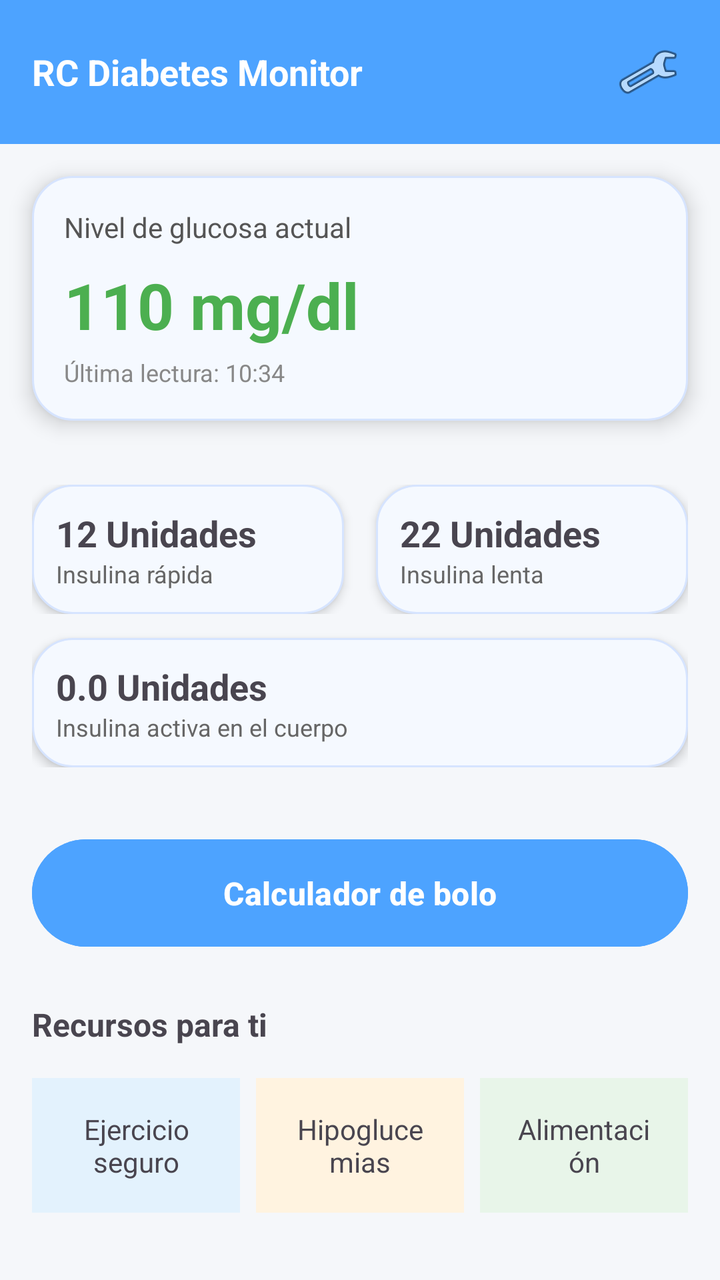
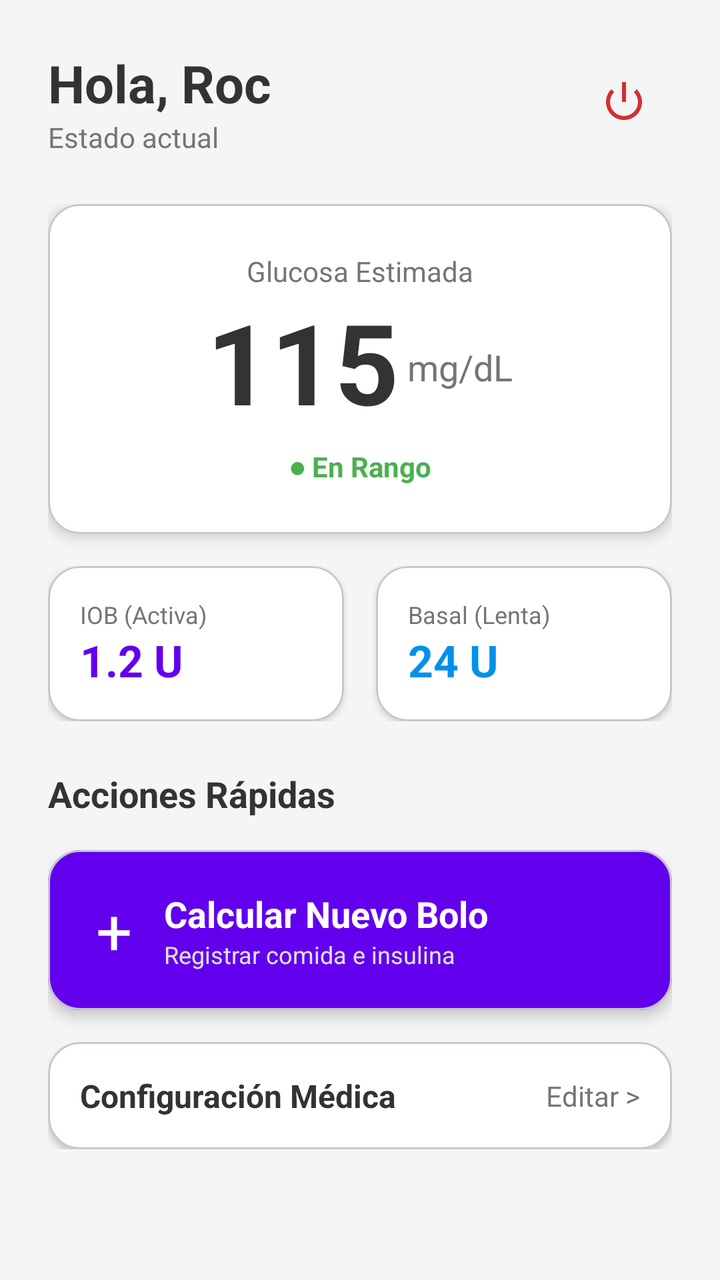

Two renders of the same Android screen: before a commit and after it. Below are the layout's source before the change and the commit's diff.
<!-- AndroidManifest.xml: application theme Theme.TFGDIABETESAPP -->
<!-- res/layout/activity_main.xml -->
<?xml version="1.0" encoding="utf-8"?>
<ScrollView xmlns:android="http://schemas.android.com/apk/res/android"
    android:layout_width="match_parent"
    android:layout_height="match_parent"
    android:background="#F5F7FA">

    <LinearLayout
        android:layout_width="match_parent"
        android:layout_height="wrap_content"
        android:orientation="vertical">

        
        <RelativeLayout
            android:layout_width="match_parent"
            android:layout_height="wrap_content"
            android:background="#4DA3FF"
            android:padding="16dp">

            <TextView
                android:layout_width="wrap_content"
                android:layout_height="wrap_content"
                android:layout_centerVertical="true"
                android:text="RC Diabetes Monitor"
                android:textColor="#FFFFFF"
                android:textSize="18sp"
                android:textStyle="bold" />

            <ImageButton
                android:id="@+id/btnSettings"
                android:layout_width="40dp"
                android:layout_height="40dp"
                android:layout_alignParentEnd="true"
                android:background="?attr/selectableItemBackgroundBorderless"
                android:contentDescription="Ajustes"
                android:src="@android:drawable/ic_menu_preferences"
                />
        </RelativeLayout>


        
        <LinearLayout
            android:layout_margin="16dp"
            android:layout_width="match_parent"
            android:layout_height="wrap_content"
            android:background="@drawable/bg_card"
            android:elevation="6dp"
            android:padding="16dp"
            android:orientation="vertical">

            <TextView
                android:text="Nivel de glucosa actual"
                android:textSize="14sp"
                android:textColor="#555555"
                android:layout_width="wrap_content"
                android:layout_height="wrap_content"/>

            <TextView
                android:text="110 mg/dl"
                android:textSize="32sp"
                android:textStyle="bold"
                android:textColor="#4CAF50"
                android:layout_marginTop="8dp"
                android:layout_width="wrap_content"
                android:layout_height="wrap_content"/>

            <TextView
                android:text="Última lectura: 10:34"
                android:textSize="12sp"
                android:textColor="#888888"
                android:layout_marginTop="4dp"
                android:layout_width="wrap_content"
                android:layout_height="wrap_content"/>
        </LinearLayout>

        

    
    <LinearLayout
        android:layout_width="match_parent"
        android:layout_height="wrap_content"
        android:orientation="vertical"
        android:padding="16dp">

        
        <LinearLayout
            android:layout_width="match_parent"
            android:layout_height="wrap_content"
            android:orientation="horizontal">

            
            <LinearLayout
                android:layout_width="0dp"
                android:layout_height="wrap_content"
                android:layout_weight="1"
                android:background="@drawable/bg_card"
                android:elevation="3dp"
                android:padding="12dp"
                android:orientation="vertical"
                android:layout_marginEnd="8dp">

                <TextView
                    android:text="12 Unidades"
                    android:textStyle="bold"
                    android:textSize="18sp"
                    android:layout_width="wrap_content"
                    android:layout_height="wrap_content"/>

                <TextView
                    android:text="Insulina rápida"
                    android:textSize="12sp"
                    android:textColor="#666666"
                    android:layout_width="wrap_content"
                    android:layout_height="wrap_content"/>
            </LinearLayout>

            
            <LinearLayout
                android:layout_width="0dp"
                android:layout_height="wrap_content"
                android:layout_weight="1"
                android:background="@drawable/bg_card"
                android:elevation="3dp"
                android:padding="12dp"
                android:orientation="vertical"
                android:layout_marginStart="8dp">

                <TextView
                    android:text="22 Unidades"
                    android:textStyle="bold"
                    android:textSize="18sp"
                    android:layout_width="wrap_content"
                    android:layout_height="wrap_content"/>

                <TextView
                    android:text="Insulina lenta"
                    android:textSize="12sp"
                    android:textColor="#666666"
                    android:layout_width="wrap_content"
                    android:layout_height="wrap_content"/>
            </LinearLayout>

        </LinearLayout>

        
        <LinearLayout
            android:layout_width="match_parent"
            android:layout_height="wrap_content"
            android:layout_marginTop="12dp"
            android:background="@drawable/bg_card"
            android:elevation="3dp"
            android:padding="12dp"
            android:orientation="vertical">

            <TextView
                android:id="@+id/textIOB"
                android:text="0.0 Unidades"
                android:textStyle="bold"
                android:textSize="18sp"
                android:layout_width="wrap_content"
                android:layout_height="wrap_content"/>

            <TextView
                android:text="Insulina activa en el cuerpo"
                android:textSize="12sp"
                android:textColor="#666666"
                android:layout_width="wrap_content"
                android:layout_height="wrap_content"/>
        </LinearLayout>

    </LinearLayout>


        
        <Button
            android:id="@+id/btnBolo"
            android:text="Calculador de bolo"
            android:textSize="16sp"
            android:textStyle="bold"
            android:layout_margin="16dp"
            android:padding="16dp"
            android:backgroundTint="#4DA3FF"
            android:textColor="#FFFFFF"
            android:layout_width="match_parent"
            android:layout_height="wrap_content"
            android:elevation="6dp"/>


        
        <TextView
            android:text="Recursos para ti"
            android:textStyle="bold"
            android:textSize="16sp"
            android:layout_marginStart="16dp"
            android:layout_marginTop="8dp"
            android:layout_width="wrap_content"
            android:layout_height="wrap_content"/>

        <LinearLayout
            android:layout_width="match_parent"
            android:layout_height="wrap_content"
            android:orientation="horizontal"
            android:padding="16dp">

            <TextView
                android:text="Ejercicio seguro"
                android:gravity="center"
                android:background="#E3F2FD"
                android:padding="16dp"
                android:layout_width="0dp"
                android:layout_weight="1"
                android:layout_height="wrap_content"/>

            <TextView
                android:text="Hipoglucemias"
                android:gravity="center"
                android:background="#FFF3E0"
                android:padding="16dp"
                android:layout_width="0dp"
                android:layout_weight="1"
                android:layout_height="wrap_content"
                android:layout_marginStart="8dp"/>

            <TextView
                android:text="Alimentación"
                android:gravity="center"
                android:background="#E8F5E9"
                android:padding="16dp"
                android:layout_width="0dp"
                android:layout_weight="1"
                android:layout_height="wrap_content"
                android:layout_marginStart="8dp"/>
        </LinearLayout>

    </LinearLayout>
</ScrollView>
<!-- resources referenced by this layout -->
<resources>
  <!-- drawable bg_card (drawable) -->
  <?xml version="1.0" encoding="utf-8"?>
  <shape xmlns:android="http://schemas.android.com/apk/res/android"
      android:shape="rectangle">
  
      <solid android:color="#F5F9FF" />
  
      <stroke
          android:width="1dp"
          android:color="#D6E4FF" />
  
      <corners android:radius="20dp" />
  
      <padding
          android:left="8dp"
          android:top="8dp"
          android:right="8dp"
          android:bottom="8dp" />
  
  </shape>
  <style name="Theme.TFGDIABETESAPP" parent="Base.Theme.TFGDIABETESAPP" />
  <style name="Base.Theme.TFGDIABETESAPP" parent="Theme.Material3.DayNight.NoActionBar">
          
          
      </style>
</resources>

<!-- the commit's change to res/layout/activity_main.xml (unified diff, before → after) -->
@@ -1,235 +1,283 @@
 <?xml version="1.0" encoding="utf-8"?>
-<ScrollView xmlns:android="http://schemas.android.com/apk/res/android"
+<androidx.constraintlayout.widget.ConstraintLayout xmlns:android="http://schemas.android.com/apk/res/android"
+    xmlns:app="http://schemas.android.com/apk/res-auto"
+    xmlns:tools="http://schemas.android.com/tools"
+    android:id="@+id/main"
     android:layout_width="match_parent"
     android:layout_height="match_parent"
-    android:background="#F5F7FA">
+    android:background="#F5F5F5"
+    tools:context=".MainActivity">
 
     <LinearLayout
+        android:id="@+id/headerLayout"
         android:layout_width="match_parent"
         android:layout_height="wrap_content"
-        android:orientation="vertical">
-
-        
-        <RelativeLayout
-            android:layout_width="match_parent"
+        android:orientation="horizontal"
+        android:padding="24dp"
+        android:gravity="center_vertical"
+        app:layout_constraintTop_toTopOf="parent">
+
+        <LinearLayout
+            android:layout_width="0dp"
             android:layout_height="wrap_content"
-            android:background="#4DA3FF"
-            android:padding="16dp">
+            android:layout_weight="1"
+            android:orientation="vertical">
 
             <TextView
                 android:layout_width="wrap_content"
                 android:layout_height="wrap_content"
-                android:layout_centerVertical="true"
-                android:text="RC Diabetes Monitor"
-                android:textColor="#FFFFFF"
-                android:textSize="18sp"
-                android:textStyle="bold" />
-
-            <ImageButton
-                android:id="@+id/btnSettings"
-                android:layout_width="40dp"
-                android:layout_height="40dp"
-                android:layout_alignParentEnd="true"
-                android:background="?attr/selectableItemBackgroundBorderless"
-                android:contentDescription="Ajustes"
-                android:src="@android:drawable/ic_menu_preferences"
-                />
-        </RelativeLayout>
-
-
-        
-        <LinearLayout
-            android:layout_margin="16dp"
-            android:layout_width="match_parent"
-            android:layout_height="wrap_content"
-            android:background="@drawable/bg_card"
-            android:elevation="6dp"
-            android:padding="16dp"
-            android:orientation="vertical">
+                android:text="Hola, Roc"
+                android:textSize="26sp"
+                android:textStyle="bold"
+                android:textColor="#333333"/>
 
             <TextView
-                android:text="Nivel de glucosa actual"
+                android:layout_width="wrap_content"
+                android:layout_height="wrap_content"
+                android:text="Estado actual"
                 android:textSize="14sp"
-                android:textColor="#555555"
-                android:layout_width="wrap_content"
-                android:layout_height="wrap_content"/>
-
-            <TextView
-                android:text="110 mg/dl"
-                android:textSize="32sp"
-                android:textStyle="bold"
-                android:textColor="#4CAF50"
-                android:layout_marginTop="8dp"
-                android:layout_width="wrap_content"
-                android:layout_height="wrap_content"/>
-
-            <TextView
-                android:text="Última lectura: 10:34"
-                android:textSize="12sp"
-                android:textColor="#888888"
-                android:layout_marginTop="4dp"
-                android:layout_width="wrap_content"
-                android:layout_height="wrap_content"/>
+                android:textColor="#757575"/>
         </LinearLayout>
 
-        
-
-    
-    <LinearLayout
+        <ImageButton
+            android:id="@+id/btnLogout"
+            android:layout_width="48dp"
+            android:layout_height="48dp"
+            android:background="?attr/selectableItemBackgroundBorderless"
+            android:src="@android:drawable/ic_lock_power_off"
+            app:tint="#D32F2F"
+            android:contentDescription="Cerrar Sesión" />
+    </LinearLayout>
+
+    <ScrollView
         android:layout_width="match_parent"
-        android:layout_height="wrap_content"
-        android:orientation="vertical"
-        android:padding="16dp">
-
-        
+        android:layout_height="0dp"
+        app:layout_constraintBottom_toBottomOf="parent"
+        app:layout_constraintTop_toBottomOf="@id/headerLayout">
+
         <LinearLayout
             android:layout_width="match_parent"
             android:layout_height="wrap_content"
-            android:orientation="horizontal">
-
-            
+            android:orientation="vertical"
+            android:paddingHorizontal="24dp"
+            android:paddingBottom="24dp">
+
+            <com.google.android.material.card.MaterialCardView
+                android:layout_width="match_parent"
+                android:layout_height="wrap_content"
+                app:cardCornerRadius="16dp"
+                app:cardElevation="4dp"
+                app:cardBackgroundColor="#FFFFFF"
+                android:layout_marginBottom="16dp">
+
+                <LinearLayout
+                    android:layout_width="match_parent"
+                    android:layout_height="wrap_content"
+                    android:orientation="vertical"
+                    android:padding="24dp"
+                    android:gravity="center">
+
+                    <TextView
+                        android:layout_width="wrap_content"
+                        android:layout_height="wrap_content"
+                        android:text="Glucosa Estimada"
+                        android:textColor="#757575"
+                        android:textSize="14sp"/>
+
+                    <LinearLayout
+                        android:layout_width="wrap_content"
+                        android:layout_height="wrap_content"
+                        android:orientation="horizontal"
+                        android:gravity="bottom">
+
+                        <TextView
+                            android:id="@+id/tvGlucosaMain"
+                            android:layout_width="wrap_content"
+                            android:layout_height="wrap_content"
+                            android:text="115"
+                            android:textColor="#333333"
+                            android:textSize="56sp"
+                            android:textStyle="bold"/>
+
+                        <TextView
+                            android:layout_width="wrap_content"
+                            android:layout_height="wrap_content"
+                            android:text=" mg/dL"
+                            android:textColor="#757575"
+                            android:textSize="18sp"
+                            android:layout_marginBottom="12dp"/>
+                    </LinearLayout>
+
+                    <TextView
+                        android:layout_width="wrap_content"
+                        android:layout_height="wrap_content"
+                        android:text="● En Rango"
+                        android:textColor="#4CAF50"
+                        android:textStyle="bold"
+                        android:layout_marginTop="4dp"/>
+                </LinearLayout>
+            </com.google.android.material.card.MaterialCardView>
+
             <LinearLayout
-                android:layout_width="0dp"
-                android:layout_height="wrap_content"
-                android:layout_weight="1"
-                android:background="@drawable/bg_card"
-                android:elevation="3dp"
-                android:padding="12dp"
-                android:orientation="vertical"
-                android:layout_marginEnd="8dp">
-
-                <TextView
-                    android:text="12 Unidades"
-                    android:textStyle="bold"
-                    android:textSize="18sp"
-                    android:layout_width="wrap_content"
-                    android:layout_height="wrap_content"/>
-
-                <TextView
-                    android:text="Insulina rápida"
-                    android:textSize="12sp"
-                    android:textColor="#666666"
-                    android:layout_width="wrap_content"
-                    android:layout_height="wrap_content"/>
+                android:layout_width="match_parent"
+                android:layout_height="wrap_content"
+                android:orientation="horizontal"
+                android:layout_marginBottom="24dp">
+
+                <com.google.android.material.card.MaterialCardView
+                    android:layout_width="0dp"
+                    android:layout_height="wrap_content"
+                    android:layout_weight="1"
+                    app:cardCornerRadius="16dp"
+                    app:cardElevation="2dp"
+                    app:cardBackgroundColor="#FFFFFF"
+                    android:layout_marginEnd="8dp">
+
+                    <LinearLayout
+                        android:layout_width="match_parent"
+                        android:layout_height="wrap_content"
+                        android:orientation="vertical"
+                        android:padding="16dp">
+
+                        <TextView
+                            android:layout_width="wrap_content"
+                            android:layout_height="wrap_content"
+                            android:text="IOB (Activa)"
+                            android:textSize="12sp"
+                            android:textColor="#757575"/>
+
+                        <TextView
+                            android:id="@+id/tvIOB"
+                            android:layout_width="wrap_content"
+                            android:layout_height="wrap_content"
+                            android:text="1.2 U"
+                            android:textSize="22sp"
+                            android:textStyle="bold"
+                            android:textColor="#6200EE"/>
+                    </LinearLayout>
+                </com.google.android.material.card.MaterialCardView>
+
+                <com.google.android.material.card.MaterialCardView
+                    android:layout_width="0dp"
+                    android:layout_height="wrap_content"
+                    android:layout_weight="1"
+                    app:cardCornerRadius="16dp"
+                    app:cardElevation="2dp"
+                    app:cardBackgroundColor="#FFFFFF"
+                    android:layout_marginStart="8dp">
+
+                    <LinearLayout
+                        android:layout_width="match_parent"
+                        android:layout_height="wrap_content"
+                        android:orientation="vertical"
+                        android:padding="16dp">
+
+                        <TextView
+                            android:layout_width="wrap_content"
+                            android:layout_height="wrap_content"
+                            android:text="Basal (Lenta)"
+                            android:textSize="12sp"
+                            android:textColor="#757575"/>
+
+                        <TextView
+                            android:layout_width="wrap_content"
+                            android:layout_height="wrap_content"
+                            android:text="24 U"
+                            android:textSize="22sp"
+                            android:textStyle="bold"
+                            android:textColor="#0091EA"/>
+                    </LinearLayout>
+                </com.google.android.material.card.MaterialCardView>
             </LinearLayout>
 
-            
-            <LinearLayout
-                android:layout_width="0dp"
-                android:layout_height="wrap_content"
-                android:layout_weight="1"
-                android:background="@drawable/bg_card"
-                android:elevation="3dp"
-                android:padding="12dp"
-                android:orientation="vertical"
-                android:layout_marginStart="8dp">
-
-                <TextView
-                    android:text="22 Unidades"
-                    android:textStyle="bold"
-                    android:textSize="18sp"
-                    android:layout_width="wrap_content"
-                    android:layout_height="wrap_content"/>
-
-                <TextView
-                    android:text="Insulina lenta"
-                    android:textSize="12sp"
-                    android:textColor="#666666"
-                    android:layout_width="wrap_content"
-                    android:layout_height="wrap_content"/>
-            </LinearLayout>
+            <TextView
+                android:layout_width="wrap_content"
+                android:layout_height="wrap_content"
+                android:text="Acciones Rápidas"
+                android:textSize="18sp"
+                android:textStyle="bold"
+                android:textColor="#333333"
+                android:layout_marginBottom="16dp"/>
+
+            <com.google.android.material.card.MaterialCardView
+                android:id="@+id/cardNewBolo"
+                android:layout_width="match_parent"
+                android:layout_height="80dp"
+                app:cardCornerRadius="16dp"
+                app:cardElevation="4dp"
+                app:cardBackgroundColor="#6200EE"
+                android:clickable="true"
+                android:focusable="true"
+                android:layout_marginBottom="16dp">
+
+                <LinearLayout
+                    android:layout_width="match_parent"
+                    android:layout_height="match_parent"
+                    android:gravity="center_vertical"
+                    android:paddingHorizontal="24dp">
+
+                    <TextView
+                        android:layout_width="wrap_content"
+                        android:layout_height="wrap_content"
+                        android:text="+"
+                        android:textSize="32sp"
+                        android:textColor="#FFFFFF"
+                        android:layout_marginEnd="16dp"/>
+
+                    <LinearLayout
+                        android:layout_width="wrap_content"
+                        android:layout_height="wrap_content"
+                        android:orientation="vertical">
+                        <TextView
+                            android:layout_width="wrap_content"
+                            android:layout_height="wrap_content"
+                            android:text="Calcular Nuevo Bolo"
+                            android:textColor="#FFFFFF"
+                            android:textStyle="bold"
+                            android:textSize="18sp"/>
+                        <TextView
+                            android:layout_width="wrap_content"
+                            android:layout_height="wrap_content"
+                            android:text="Registrar comida e insulina"
+                            android:textColor="#E0E0E0"
+                            android:textSize="12sp"/>
+                    </LinearLayout>
+                </LinearLayout>
+            </com.google.android.material.card.MaterialCardView>
+
+            <com.google.android.material.card.MaterialCardView
+                android:id="@+id/cardSettings"
+                android:layout_width="match_parent"
+                android:layout_height="wrap_content"
+                app:cardCornerRadius="16dp"
+                app:cardElevation="2dp"
+                app:cardBackgroundColor="#FFFFFF"
+                android:clickable="true"
+                android:focusable="true">
+
+                <LinearLayout
+                    android:layout_width="match_parent"
+                    android:layout_height="wrap_content"
+                    android:gravity="center_vertical"
+                    android:padding="16dp">
+
+                    <TextView
+                        android:layout_width="0dp"
+                        android:layout_height="wrap_content"
+                        android:layout_weight="1"
+                        android:text="Configuración Médica"
+                        android:textColor="#333333"
+                        android:textStyle="bold"
+                        android:textSize="16sp"/>
+
+                    <TextView
+                        android:layout_width="wrap_content"
+                        android:layout_height="wrap_content"
+                        android:text="Editar >"
+                        android:textColor="#757575"/>
+                </LinearLayout>
+            </com.google.android.material.card.MaterialCardView>
 
         </LinearLayout>
-
-        
-        <LinearLayout
-            android:layout_width="match_parent"
-            android:layout_height="wrap_content"
-            android:layout_marginTop="12dp"
-            android:background="@drawable/bg_card"
-            android:elevation="3dp"
-            android:padding="12dp"
-            android:orientation="vertical">
-
-            <TextView
-                android:id="@+id/textIOB"
-                android:text="0.0 Unidades"
-                android:textStyle="bold"
-                android:textSize="18sp"
-                android:layout_width="wrap_content"
-                android:layout_height="wrap_content"/>
-
-            <TextView
-                android:text="Insulina activa en el cuerpo"
-                android:textSize="12sp"
-                android:textColor="#666666"
-                android:layout_width="wrap_content"
-                android:layout_height="wrap_content"/>
-        </LinearLayout>
-
-    </LinearLayout>
-
-
-        
-        <Button
-            android:id="@+id/btnBolo"
-            android:text="Calculador de bolo"
-            android:textSize="16sp"
-            android:textStyle="bold"
-            android:layout_margin="16dp"
-            android:padding="16dp"
-            android:backgroundTint="#4DA3FF"
-            android:textColor="#FFFFFF"
-            android:layout_width="match_parent"
-            android:layout_height="wrap_content"
-            android:elevation="6dp"/>
-
-
-        
-        <TextView
-            android:text="Recursos para ti"
-            android:textStyle="bold"
-            android:textSize="16sp"
-            android:layout_marginStart="16dp"
-            android:layout_marginTop="8dp"
-            android:layout_width="wrap_content"
-            android:layout_height="wrap_content"/>
-
-        <LinearLayout
-            android:layout_width="match_parent"
-            android:layout_height="wrap_content"
-            android:orientation="horizontal"
-            android:padding="16dp">
-
-            <TextView
-                android:text="Ejercicio seguro"
-                android:gravity="center"
-                android:background="#E3F2FD"
-                android:padding="16dp"
-                android:layout_width="0dp"
-                android:layout_weight="1"
-                android:layout_height="wrap_content"/>
-
-            <TextView
-                android:text="Hipoglucemias"
-                android:gravity="center"
-                android:background="#FFF3E0"
-                android:padding="16dp"
-                android:layout_width="0dp"
-                android:layout_weight="1"
-                android:layout_height="wrap_content"
-                android:layout_marginStart="8dp"/>
-
-            <TextView
-                android:text="Alimentación"
-                android:gravity="center"
-                android:background="#E8F5E9"
-                android:padding="16dp"
-                android:layout_width="0dp"
-                android:layout_weight="1"
-                android:layout_height="wrap_content"
-                android:layout_marginStart="8dp"/>
-        </LinearLayout>
-
-    </LinearLayout>
-</ScrollView>
+    </ScrollView>
+</androidx.constraintlayout.widget.ConstraintLayout>
<!-- resource entries referenced after the edit -->
@@ -1,25 +1,5 @@
 <!-- resources referenced by this layout -->
 <resources>
-  <!-- drawable bg_card (drawable) -->
-  <?xml version="1.0" encoding="utf-8"?>
-  <shape xmlns:android="http://schemas.android.com/apk/res/android"
-      android:shape="rectangle">
-  
-      <solid android:color="#F5F9FF" />
-  
-      <stroke
-          android:width="1dp"
-          android:color="#D6E4FF" />
-  
-      <corners android:radius="20dp" />
-  
-      <padding
-          android:left="8dp"
-          android:top="8dp"
-          android:right="8dp"
-          android:bottom="8dp" />
-  
-  </shape>
   <style name="Theme.TFGDIABETESAPP" parent="Base.Theme.TFGDIABETESAPP" />
   <style name="Base.Theme.TFGDIABETESAPP" parent="Theme.Material3.DayNight.NoActionBar">
           
